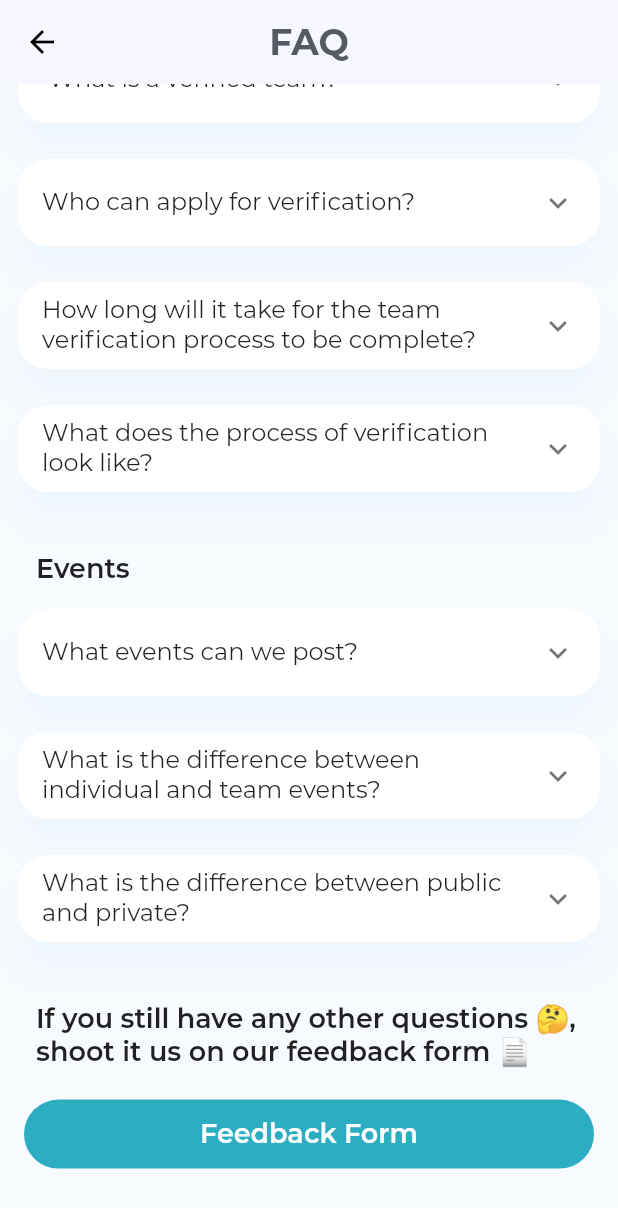
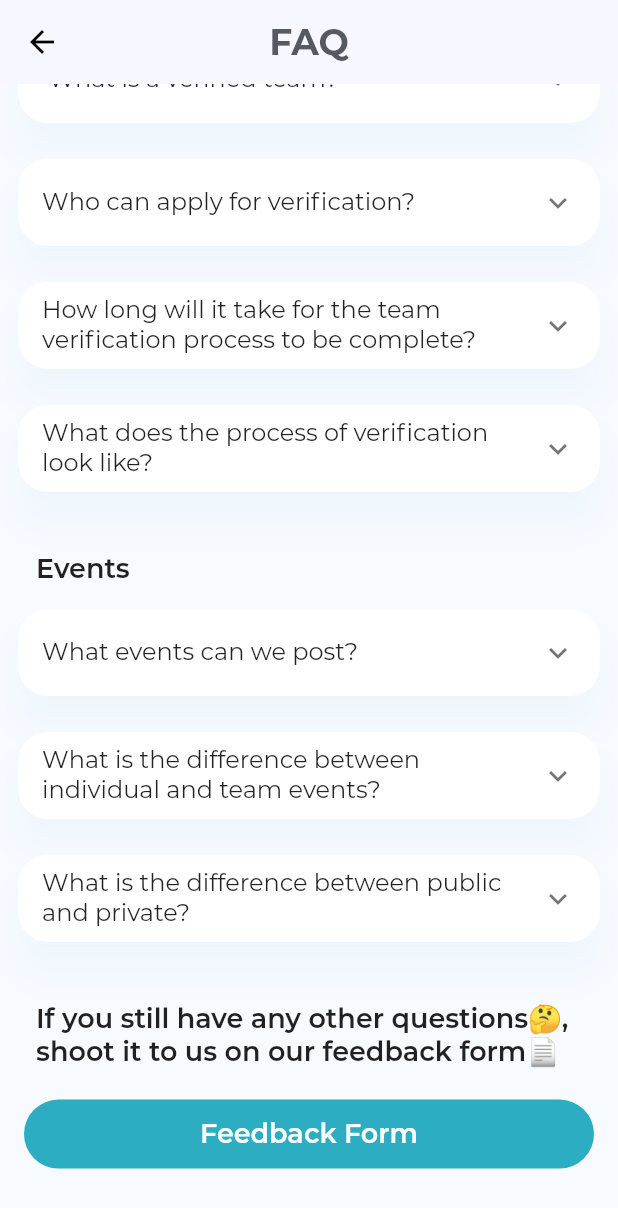
Before and after one commit to Runbhumi/Runbhumi, a Flutter app: the Faq screen opened directly, scrolled down 324 dp, on a phone screen of 412 x 824 dp. Shown: the top 1208 px of the screen. Run offline on Flutter 3.47's test engine with Material 2 defaults, Android fonts, the phone set to English and light mode, and no system bars; our stand-ins replace bubble_tab_indicator, cloud_firestore, datetime_picker_formfield, firebase_auth, firebase_core, firebase_messaging and 8 more; accounts and stored records are empty; project files that could hold a hidden picture were left out.

Commit message:
removed typo

```diff
--- a/lib/view/profile/drawer/faq.dart
+++ b/lib/view/profile/drawer/faq.dart
@@ -194,7 +194,7 @@ class Faq extends StatelessWidget {
             padding:
                 const EdgeInsets.symmetric(horizontal: 24.0, vertical: 4.0),
             child: Text(
-              'If you still have any other questions 🤔, shoot it us on our feedback form 📄',
+              'If you still have any other questions🤔, shoot it to us on our feedback form📄',
               style: TextStyle(
                 fontSize: 18,
                 fontWeight: FontWeight.w600,
```
